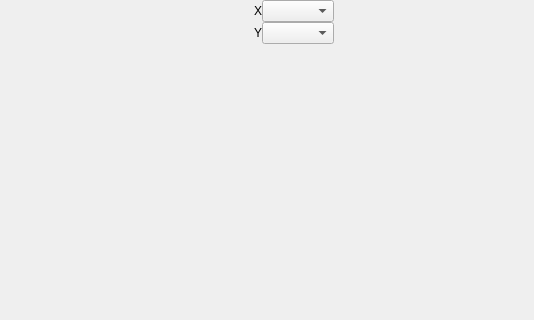
This is OMOptim/GUI/Widgets/WidgetMooPlot.ui in OpenModelica/OMOptim as Qt 5 draws it before an edit; both pictures show x 0 to 534 and y 0 to 320 of the 667 by 463 pixel window. The edited form follows.
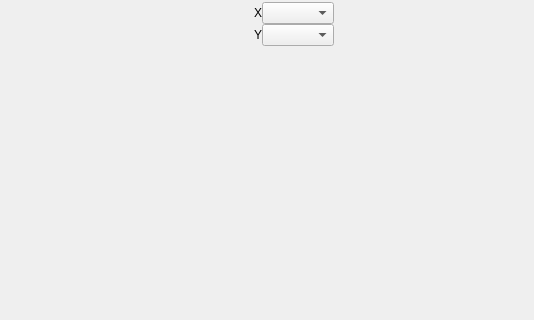
This is the edited form.

Diff of the .ui file:
```diff
--- a/OMOptim/GUI/Widgets/WidgetMooPlot.ui
+++ b/OMOptim/GUI/Widgets/WidgetMooPlot.ui
@@ -20,15 +20,24 @@
    <string>Form</string>
   </property>
   <layout class="QGridLayout" name="gridLayout">
+   <property name="leftMargin">
+    <number>0</number>
+   </property>
+   <property name="topMargin">
+    <number>2</number>
+   </property>
+   <property name="rightMargin">
+    <number>0</number>
+   </property>
+   <property name="bottomMargin">
+    <number>2</number>
+   </property>
    <property name="horizontalSpacing">
     <number>0</number>
    </property>
    <property name="verticalSpacing">
     <number>2</number>
    </property>
-   <property name="margin">
-    <number>0</number>
-   </property>
    <item row="7" column="0">
     <widget class="QWidget" name="widgetList" native="true">
      <property name="sizePolicy">
```
